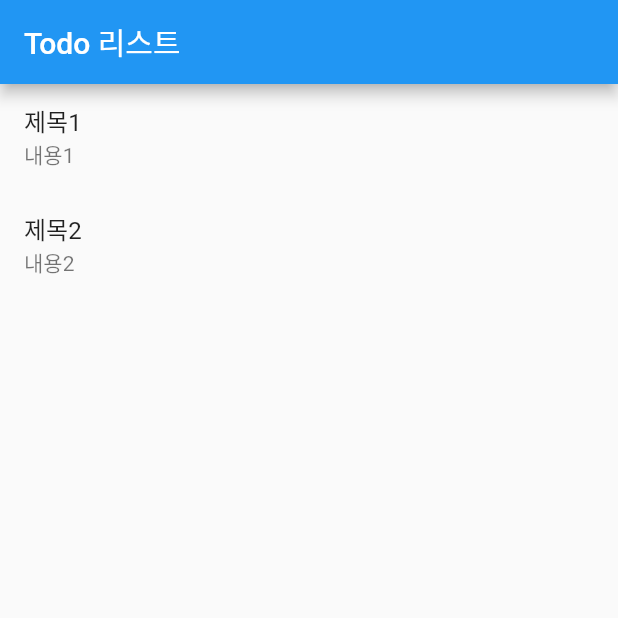
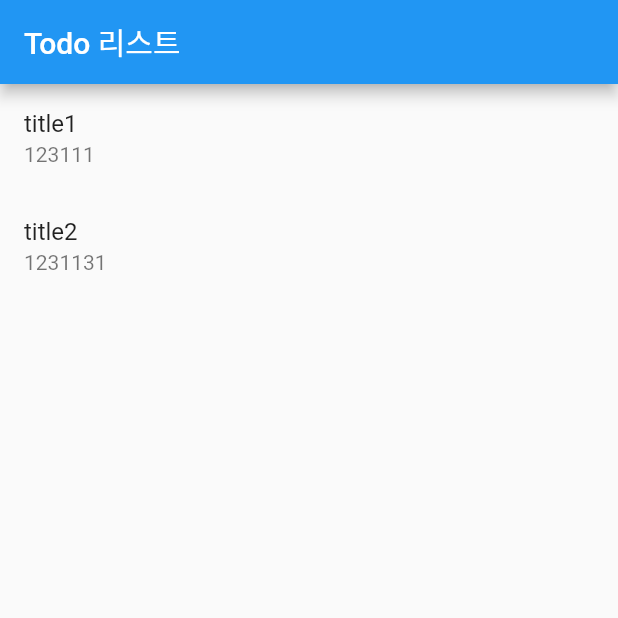
Before and after one commit to saengle/flutter_simple_todo_list, a Flutter app: the screen it shows after launch, on a phone screen of 412 x 824 dp, the top half of it. Run offline on Flutter 3.47's test engine with Material 2 defaults, Android fonts, the phone set to English and light mode, and no system bars.

Commit message:
Add: 모델 클래스, 리스트 화면에 표시

```diff
--- a/lib/list_screen.dart
+++ b/lib/list_screen.dart
@@ -1,8 +1,20 @@
 import 'package:flutter/material.dart';
 import 'package:todolist/create_screen.dart';
 
-class ListScreen extends StatelessWidget {
+import 'todo.dart';
+
+class ListScreen extends StatefulWidget {
   const ListScreen({Key? key}) : super(key: key);
+
+  @override
+  State<ListScreen> createState() => _ListScreenState();
+}
+
+class _ListScreenState extends State<ListScreen> {
+  final todos = [
+    Todo(title: 'title1', dateTime: 123111),
+    Todo(title: 'title2', dateTime: 1231131),
+  ];
 
   @override
   Widget build(BuildContext context) {
@@ -11,17 +23,12 @@ class ListScreen extends StatelessWidget {
         title: const Text('Todo 리스트'),
       ),
       body: ListView(
-        children: const [
-          ListTile(
-            title: Text('제목1'),
-            subtitle: Text('내용1'),
-          ),
-          ListTile(
-            title: Text('제목2'),
-            subtitle: Text('내용2'),
-          ),
-        ],
-      ),
+          children: todos
+              .map((todo) => ListTile(
+                    title: Text(todo.title),
+                    subtitle: Text('${todo.dateTime}'),
+                  ))
+              .toList()),
       floatingActionButton: FloatingActionButton(
         onPressed: () {
           Navigator.push(
--- /dev/null
+++ b/lib/todo.dart
@@ -0,0 +1,8 @@
+class Todo {
+  String title;
+  int dateTime;
+
+  Todo({required this.title, required this.dateTime});
+}
+
+//Todo(title: '어쩌구', dateTime: 1231 );
```
